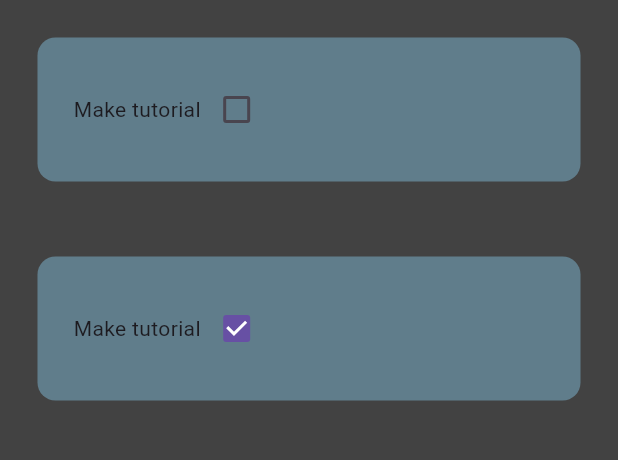
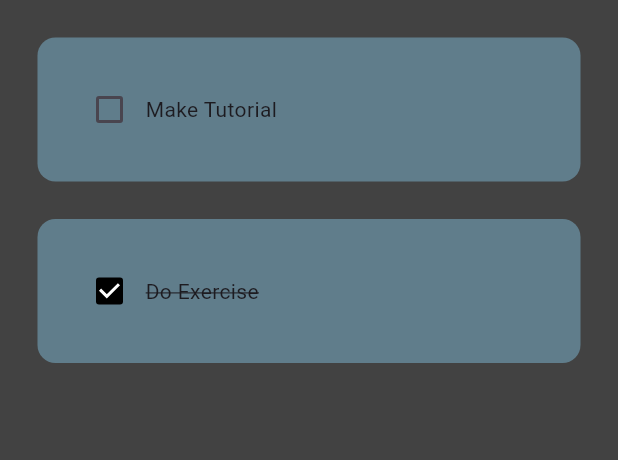
Before and after one commit to alehdzdev/todo-app---Flutter, a Flutter app: the screen it shows after launch, on a phone screen of 412 x 824 dp, the part 84-544 px from its top. Run offline on Flutter 3.47's test engine with Material 3 defaults, Android fonts, the phone set to English and light mode, and no system bars.

Commit message:
[ADD] checkbox and linethrough text

```diff
--- a/todo_app/lib/utils/todo_tile.dart
+++ b/todo_app/lib/utils/todo_tile.dart
@@ -15,7 +15,7 @@ class ToDoTile extends StatelessWidget {
   @override
   Widget build(BuildContext context) {
     return Padding(
-      padding: const EdgeInsets.all(25.0),
+      padding: const EdgeInsets.only(left: 25, right: 25, top: 25),
       child: Container(
         padding: const EdgeInsets.all(24),
         decoration: BoxDecoration(
@@ -24,8 +24,19 @@ class ToDoTile extends StatelessWidget {
         ),
         child: Row(
           children: [
-            const Text("Make tutorial"),
-            Checkbox(value: taskCompleted, onChanged: onChanged),
+            Checkbox(
+              value: taskCompleted,
+              onChanged: onChanged,
+              activeColor: Colors.black,
+            ),
+            Text(
+              taskName,
+              style: TextStyle(
+                decoration: taskCompleted
+                    ? TextDecoration.lineThrough
+                    : TextDecoration.none,
+              ),
+            ),
           ],
         ),
       ),
```
